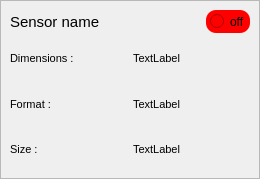
Above: applications/viewer/clientViewer/formsensorview.ui from T-PLAY/hub before the change. Below: the same form after it.
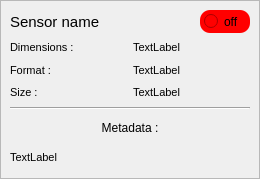
That is the form after the change.

Commit message: fix linux build + added ui metadata

The edit to the form file:
```diff
--- a/applications/viewer/clientViewer/formsensorview.ui
+++ b/applications/viewer/clientViewer/formsensorview.ui
@@ -59,9 +59,25 @@
          </widget>
         </item>
         <item>
-         <widget class="QLabel" name="label_4">
+         <spacer name="horizontalSpacer">
+          <property name="orientation">
+           <enum>Qt::Horizontal</enum>
+          </property>
+          <property name="sizeType">
+           <enum>QSizePolicy::MinimumExpanding</enum>
+          </property>
+          <property name="sizeHint" stdset="0">
+           <size>
+            <width>20</width>
+            <height>20</height>
+           </size>
+          </property>
+         </spacer>
+        </item>
+        <item>
+         <widget class="QFrame" name="frameButtonOnOff">
           <property name="sizePolicy">
-           <sizepolicy hsizetype="Fixed" vsizetype="Preferred">
+           <sizepolicy hsizetype="Minimum" vsizetype="Maximum">
             <horstretch>0</horstretch>
             <verstretch>0</verstretch>
            </sizepolicy>
@@ -72,18 +88,11 @@
             <height>0</height>
            </size>
           </property>
-          <property name="text">
-           <string/>
-          </property>
-         </widget>
-        </item>
-        <item>
-         <widget class="QFrame" name="frameButtonOnOff">
-          <property name="sizePolicy">
-           <sizepolicy hsizetype="Maximum" vsizetype="Maximum">
-            <horstretch>0</horstretch>
-            <verstretch>0</verstretch>
-           </sizepolicy>
+          <property name="maximumSize">
+           <size>
+            <width>16777215</width>
+            <height>16777215</height>
+           </size>
           </property>
           <property name="styleSheet">
            <string notr="true">border-radius: 10px; background-color: red</string>
@@ -215,6 +224,54 @@
         </item>
        </layout>
       </item>
+      <item>
+       <layout class="QVBoxLayout" name="verticalLayout_metaData">
+        <item>
+         <widget class="Line" name="line_metadata">
+          <property name="orientation">
+           <enum>Qt::Horizontal</enum>
+          </property>
+         </widget>
+        </item>
+        <item>
+         <widget class="QLabel" name="title_metadata">
+          <property name="font">
+           <font>
+            <pointsize>9</pointsize>
+           </font>
+          </property>
+          <property name="text">
+           <string>Metadata :</string>
+          </property>
+          <property name="alignment">
+           <set>Qt::AlignCenter</set>
+          </property>
+         </widget>
+        </item>
+        <item>
+         <layout class="QHBoxLayout" name="horizontalLayout_metaData">
+          <item>
+           <widget class="QLabel" name="label_metadata">
+            <property name="sizePolicy">
+             <sizepolicy hsizetype="Expanding" vsizetype="Preferred">
+              <horstretch>0</horstretch>
+              <verstretch>0</verstretch>
+             </sizepolicy>
+            </property>
+            <property name="font">
+             <font>
+              <pointsize>8</pointsize>
+             </font>
+            </property>
+            <property name="text">
+             <string>TextLabel</string>
+            </property>
+           </widget>
+          </item>
+         </layout>
+        </item>
+       </layout>
+      </item>
      </layout>
     </widget>
    </item>
```
The commit also changes 7 other files.
